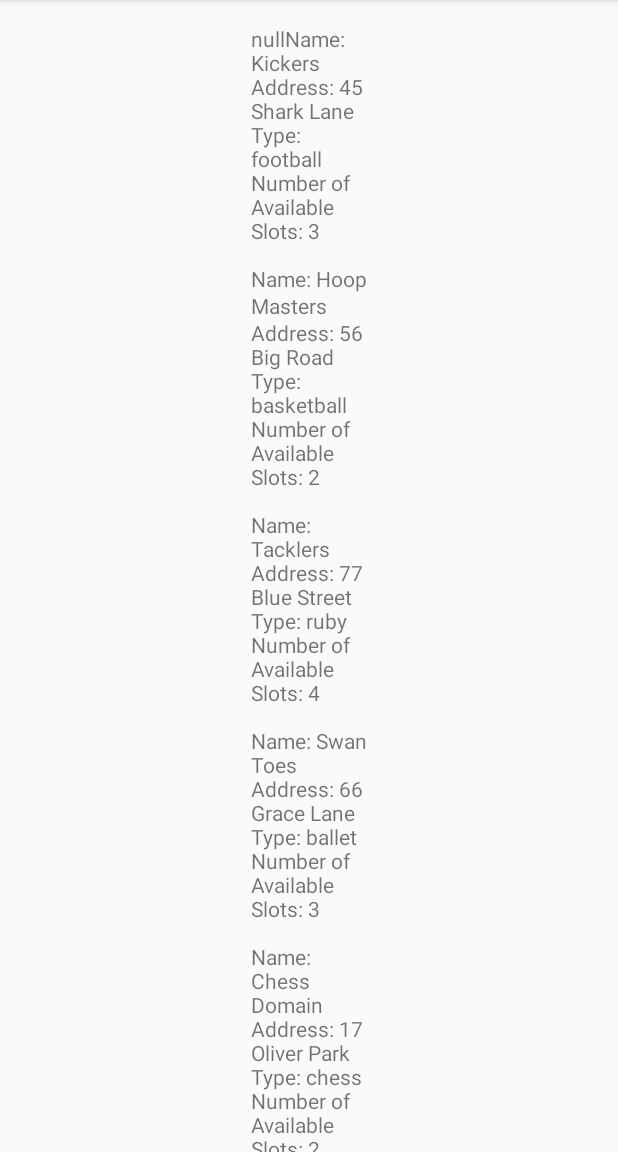
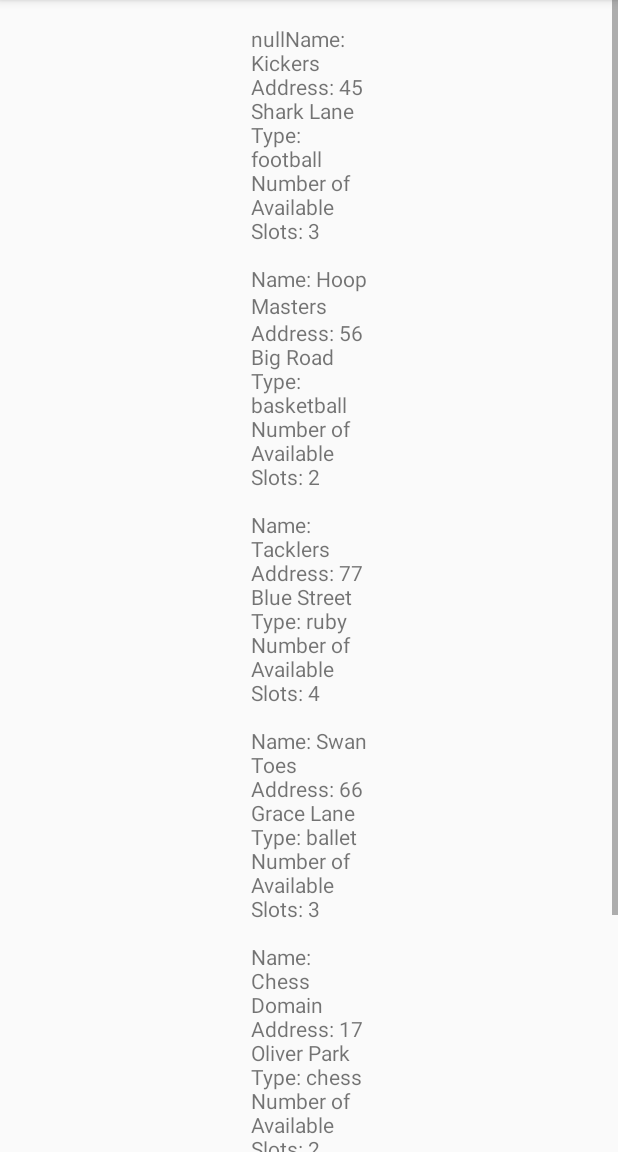
Before and after one commit to martCasey/4thyproject, an Android app: the DisplayOrganisation screen opened directly, with no data from a screen before it, on a phone screen of 412 x 824 dp, the part 84-1236 px from its top. Run offline under Robolectric (Android 15) with nearby library versions, the phone set to English and light mode, and no system bars.

Commit message:
Baseline Work done

```diff
--- a/extras/ProtoCommunity/app/src/main/java/com/example/admin/protocommunity/DisplayOrganisation.java
+++ b/extras/ProtoCommunity/app/src/main/java/com/example/admin/protocommunity/DisplayOrganisation.java
@@ -11,7 +11,12 @@ public class DisplayOrganisation extends AppCompatActivity {
     protected void onCreate(Bundle savedInstanceState) {
         super.onCreate(savedInstanceState);
         setContentView(R.layout.activity_display_organisation);
+    }
 
+    @Override
+    public void onResume(){
+        super.onResume();
+        // put your code here...
         //first need to create an array of organisations
         Organisation[] organisations = new Organisation[]
                 {new Organisation("Kickers", "45 Shark Lane", "football", 3),
@@ -26,6 +31,7 @@ public class DisplayOrganisation extends AppCompatActivity {
         String message = intent.getStringExtra(SelectionPage.EXTRA_MESSAGE);
         message = GetOrganisationInfo(message, organisations);
         DisplayToView(message);
+
     }
 
 
--- a/extras/ProtoCommunity/app/src/main/res/layout/activity_display_organisation.xml
+++ b/extras/ProtoCommunity/app/src/main/res/layout/activity_display_organisation.xml
@@ -1,10 +1,14 @@
 <?xml version="1.0" encoding="utf-8"?>
-<android.support.constraint.ConstraintLayout xmlns:android="http://schemas.android.com/apk/res/android"
+<ScrollView xmlns:android="http://schemas.android.com/apk/res/android"
     xmlns:app="http://schemas.android.com/apk/res-auto"
     xmlns:tools="http://schemas.android.com/tools"
     android:layout_width="match_parent"
     android:layout_height="match_parent"
     tools:context=".DisplayOrganisation">
+
+    <android.support.constraint.ConstraintLayout
+        android:layout_width="match_parent"
+        android:layout_height="wrap_content">
 
         <TextView
             android:id="@+id/textView2"
@@ -13,8 +17,9 @@
             android:layout_marginEnd="16dp"
             android:layout_marginStart="16dp"
             android:layout_marginTop="16dp"
-        android:text="TextView"
+            android:text="@string/placeholder"
             app:layout_constraintEnd_toEndOf="parent"
             app:layout_constraintStart_toStartOf="parent"
             app:layout_constraintTop_toTopOf="parent" />
     </android.support.constraint.ConstraintLayout>
+</ScrollView>
--- a/extras/ProtoCommunity/app/src/main/res/values/strings.xml
+++ b/extras/ProtoCommunity/app/src/main/res/values/strings.xml
@@ -7,4 +7,5 @@
     <string name="selectionInfo2">Or enter the type of organisation you want displayed in the text bar below and press \'Search\'</string>
     <string name="selectionInfo3">Enter organisation type here</string>
     <string name="selection2">Search</string>
+    <string name="placeholder">Text</string>
 </resources>
```
Also changed, not shown: 2 other files. Lines whose indentation alone changed are shown as unchanged.
